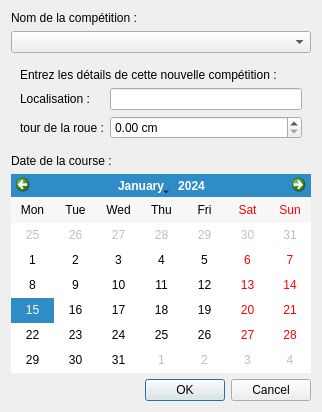
The window that CompetitionEntryDialog.ui (xaviermawet/EcoManager2013Experimental) describes before a commit, drawn with Qt 5.
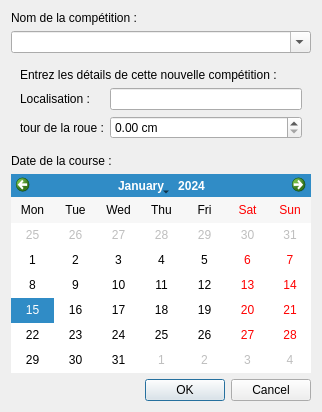
The same window after the commit.

```diff
--- a/CompetitionEntryDialog.ui
+++ b/CompetitionEntryDialog.ui
@@ -25,7 +25,11 @@
     </widget>
    </item>
    <item>
-    <widget class="QComboBox" name="competitionComboBox"/>
+    <widget class="QComboBox" name="competitionComboBox">
+     <property name="editable">
+      <bool>true</bool>
+     </property>
+    </widget>
    </item>
    <item>
     <widget class="QFrame" name="competitionEntryFrame">
```
